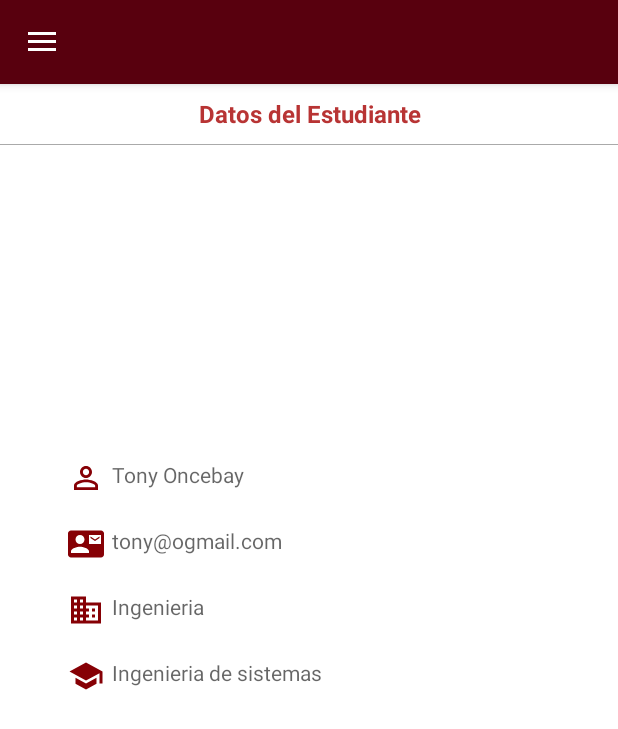
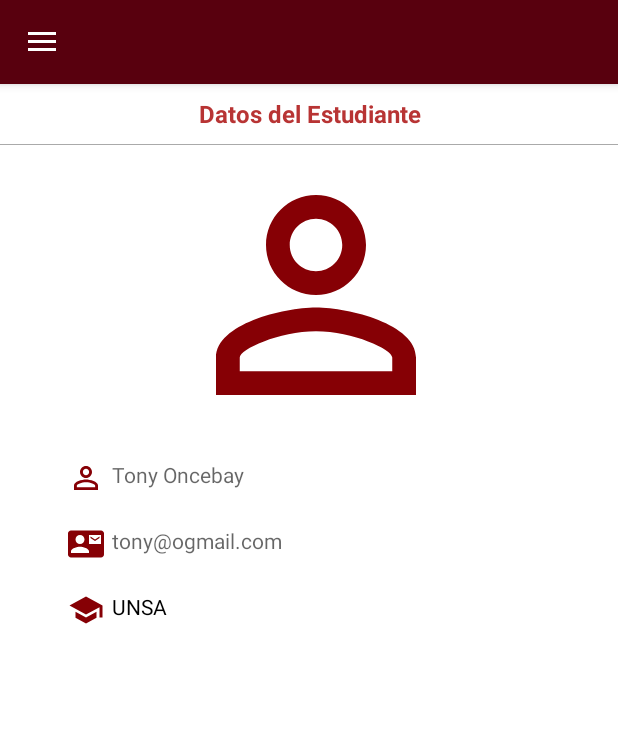
Before and after one commit to TonyOncebayHuillcas/Biblioteca-Virtual, an Android app: the fragment ProfileFragment placed in its activity, on a phone screen of 412 x 824 dp. Shown: the top 729 px of the screen. Run offline under Robolectric (Android 15) with nearby library versions, the phone set to English and light mode, and no system bars; 2 statements that could not run were skipped.

```diff
--- a/BibliotecaVirtual/app/src/main/AndroidManifest.xml
+++ b/BibliotecaVirtual/app/src/main/AndroidManifest.xml
@@ -5,6 +5,7 @@
     <uses-permission android:name="android.permission.ACCESS_NETWORK_STATE" />
     <uses-permission android:name="android.permission.INTERNET" />
     <uses-permission android:name="android.permission.WRITE_EXTERNAL_STORAGE" />
+    <uses-permission android:name="android.permission.READ_EXTERNAL_STORAGE" />
 
     <application
         android:allowBackup="true"
--- a/BibliotecaVirtual/app/src/main/java/com/example/bibliotecavirtual/Config/ConstValue.java
+++ b/BibliotecaVirtual/app/src/main/java/com/example/bibliotecavirtual/Config/ConstValue.java
@@ -8,7 +8,7 @@ public class ConstValue {
     public static String URL_LOGIN = "https://easynote1.herokuapp.com/api/loginUser";
     public static String URL_GET_DOCUMENTS = "https://easynote1.herokuapp.com/api/documento";
     public static String URL_GET_USER = "https://easynote1.herokuapp.com/api/usuario";
-    public static String URL_GET_DOCUMENT_ID= "https://easynote1.herokuapp.com/api/documentoPDF/";
+    public static String URL_GET_DOCUMENT_ID= "https://easynote1.herokuapp.com/api/documentoPDF";
     public static String URL_GET_TEMAS= "https://easynote1.herokuapp.com/api/tema";
 
 
--- a/BibliotecaVirtual/app/src/main/java/com/example/bibliotecavirtual/DB/SqliteClass.java
+++ b/BibliotecaVirtual/app/src/main/java/com/example/bibliotecavirtual/DB/SqliteClass.java
@@ -313,7 +313,7 @@ public class SqliteClass {
                 db.close();
                 return orderClassList;
             }
-            public DocumentClass getDocument (int nId){
+            public DocumentClass getDocument (String nId){
                 SQLiteDatabase db = databasehelp.getReadableDatabase();
                 Cursor cursor = db.query(TABLE_APP_DOCUMENT, new String[] {
                                 KEY_DOCIDDOC, KEY_DOCNAM, KEY_DOCCONT,KEY_DOCFECH,KEY_DOCCODTEM,KEY_DOCCODUSE
--- a/BibliotecaVirtual/app/src/main/java/com/example/bibliotecavirtual/Views/Activitys/LoginActivity.java
+++ b/BibliotecaVirtual/app/src/main/java/com/example/bibliotecavirtual/Views/Activitys/LoginActivity.java
@@ -127,7 +127,7 @@ public class LoginActivity extends AppCompatActivity {
                     loadDoc= new ArrayList<DocumentClass>();
                     for(int j=0 ; j<jsnArrayDoc.length() ; j++){
                         JSONObject js = jsnArrayDoc.getJSONObject(j);
-                        documentClass=  new DocumentClass(jsnArrayDoc.getJSONObject(j).getString("id"),jsnArrayDoc.getJSONObject(j).getString("nombre"),jsnArrayDoc.getJSONObject(j).getInt("contador"),jsnArrayDoc.getJSONObject(j).getString("fecha"),jsnArrayDoc.getJSONObject(j).getString("codTema"),jsnArrayDoc.getJSONObject(j).getString("codUsuario"),"");
+                        documentClass=  new DocumentClass(jsnArrayDoc.getJSONObject(j).getString("id"),jsnArrayDoc.getJSONObject(j).getString("nombre"),jsnArrayDoc.getJSONObject(j).getInt("contador"),jsnArrayDoc.getJSONObject(j).getString("fecha"),jsnArrayDoc.getJSONObject(j).getString("codTema"),jsnArrayDoc.getJSONObject(j).getString("codUsuario"));
                         SqliteClass.getInstance(getApplicationContext()).databasehelp.documentsql.addDocument(documentClass);
 
                         loadDoc.add(documentClass);
--- a/BibliotecaVirtual/app/src/main/java/com/example/bibliotecavirtual/Views/Fragment/HomeFragment.java
+++ b/BibliotecaVirtual/app/src/main/java/com/example/bibliotecavirtual/Views/Fragment/HomeFragment.java
@@ -68,7 +68,7 @@ public class HomeFragment extends Fragment implements SearchView.OnQueryTextList
 
                 ConstValue.setNombre(itemList.get(position).getNombre());
                 ConstValue.setCodTema(itemList.get(position).getCodTema());
-
+                ConstValue.setIdDoc(itemList.get(position).getIdDoc());
                 ConstValue.setCodUsuario(SqliteClass.getInstance(context).databasehelp.userssql.getNameUser(itemList.get(position).getCodUsuario()));
                 ConstValue.setContador(itemList.get(position).getContador());
 
--- a/BibliotecaVirtual/app/src/main/java/com/example/bibliotecavirtual/Views/Fragment/ProfileFragment.java
+++ b/BibliotecaVirtual/app/src/main/java/com/example/bibliotecavirtual/Views/Fragment/ProfileFragment.java
@@ -1,22 +1,26 @@
 package com.example.bibliotecavirtual.Views.Fragment;
 
 import android.content.Context;
+import android.os.Build;
 import android.os.Bundle;
 import android.app.Fragment;
+import android.support.annotation.RequiresApi;
 import android.view.LayoutInflater;
 import android.view.View;
 import android.view.ViewGroup;
+import android.widget.TextView;
 
+import com.example.bibliotecavirtual.DB.SqliteClass;
+import com.example.bibliotecavirtual.Models.UserClass;
 import com.example.bibliotecavirtual.R;
+
+import java.util.ArrayList;
 
 
 public class ProfileFragment extends Fragment {
-
-
-    public ProfileFragment() {
-        // Required empty public constructor
-    }
-
+    TextView name,email, university;
+    ArrayList<UserClass> userClasse;
+    Context context;
 
     @Override
     public void onCreate(Bundle savedInstanceState) {
@@ -24,13 +28,28 @@ public class ProfileFragment extends Fragment {
 
     }
 
+    @RequiresApi(api = Build.VERSION_CODES.M)
     @Override
     public View onCreateView(LayoutInflater inflater, ViewGroup container,
                              Bundle savedInstanceState) {
         // Inflate the layout for this fragment
-        return inflater.inflate(R.layout.fragment_profile, container, false);
+        View layout = inflater.inflate(R.layout.fragment_profile, container, false);
+
+        userClasse= new ArrayList<UserClass>();
+        context = getContext();
+        userClasse= SqliteClass.getInstance(context).databasehelp.usersql.getUserData();
+        name = (TextView) layout.findViewById(R.id.tv_name_profile);
+        name.setText(userClasse.get(0).getUserName());
+
+        email = (TextView) layout.findViewById(R.id.tv_email_profile);
+        email.setText(userClasse.get(0).getCorreo());
+
+        university =(TextView) layout.findViewById(R.id.tv_university_profile);
+        university.setText("UNSA");
+
+        return layout;
+
     }
-
 
 
     @Override
--- a/BibliotecaVirtual/app/src/main/res/layout/fragment_profile.xml
+++ b/BibliotecaVirtual/app/src/main/res/layout/fragment_profile.xml
@@ -39,47 +39,39 @@
                     android:id="@+id/iv_barCode"
                     android:layout_width="200dp"
                     android:layout_height="200dp"
+                    android:src="@drawable/ic_person"
                     android:layout_gravity="center" />
                 <TextView
-                    android:id="@+id/et_first_name"
+                    android:id="@+id/tv_name_profile"
                     android:layout_width="match_parent"
                     android:layout_height="wrap_content"
                     android:padding="10dp"
                     android:drawableLeft="@drawable/ic_person"
                     android:drawablePadding="5dp"
                     android:hint="Tony Oncebay"
-                    android:enabled="false"
+                    android:textColor="@color/black"
                     android:textSize="14dp" />
 
                 <TextView
-                    android:id="@+id/et_email"
+                    android:id="@+id/tv_email_profile"
                     android:layout_width="match_parent"
                     android:layout_height="wrap_content"
                     android:padding="10dp"
                     android:drawableLeft="@drawable/ic_email"
                     android:drawablePadding="5dp"
                     android:hint="tony@ogmail.com"
-                    android:enabled="false"
+                    android:textColor="@color/black"
                     android:textSize="14dp"/>
+
                 <TextView
-                    android:id="@+id/et_area"
-                    android:layout_width="match_parent"
-                    android:layout_height="wrap_content"
-                    android:padding="10dp"
-                    android:drawableLeft="@drawable/ic_area"
-                    android:drawablePadding="5dp"
-                    android:enabled="false"
-                    android:hint="Ingenieria"
-                    android:textSize="14dp" />
-                <TextView
-                    android:id="@+id/et_school"
+                    android:id="@+id/tv_university_profile"
                     android:layout_width="match_parent"
                     android:layout_height="wrap_content"
                     android:padding="10dp"
                     android:drawableLeft="@drawable/ic_school"
                     android:drawablePadding="5dp"
-                    android:hint="Ingenieria de sistemas"
-                    android:enabled="false"
+                    android:hint="UNSA"
+                    android:textColor="@color/black"
                     android:textSize="14dp" />
 
             </LinearLayout>
```
Also changed, not shown: BibliotecaVirtual/app/src/main/java/com/example/bibliotecavirtual/Models/DocumentClass.java (+11 -0 lines), BibliotecaVirtual/app/src/main/java/com/example/bibliotecavirtual/Views/Activitys/DetailDocumentActivity.java (+96 -1 lines).
